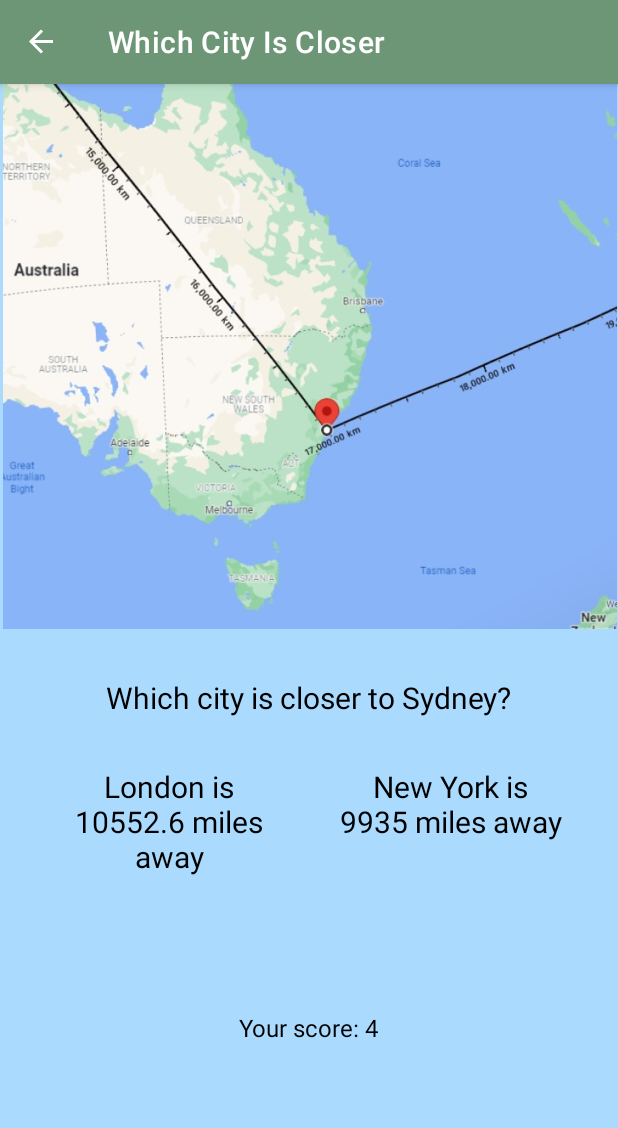
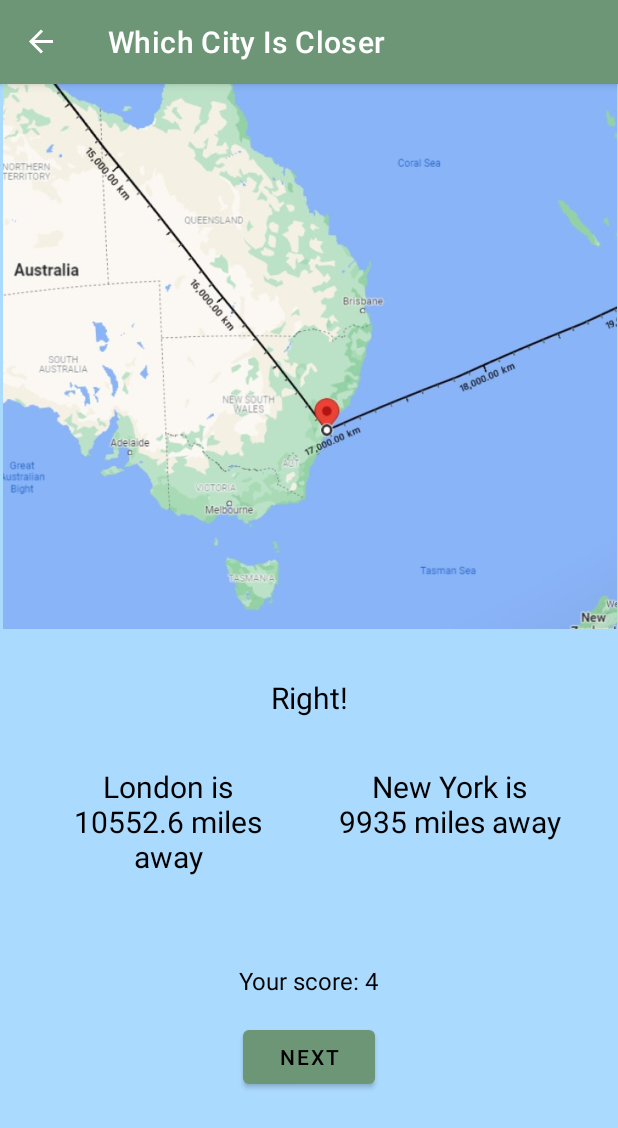
Before and after one commit to pawelsznura/WhichCityIsCloser, an Android app: the ResultFragment screen opened through its navigation route, on a phone screen of 412 x 824 dp. Shown: the top 1128 px of the screen. Run offline under Robolectric (Android 15) with nearby library versions, the phone set to English and light mode, and no system bars; our stand-ins replace navigation-ui.

Commit message:
result fragment next button

```diff
--- a/app/src/main/java/com/pawelsznuradev/whichcityiscloser/ResultFragment.java
+++ b/app/src/main/java/com/pawelsznuradev/whichcityiscloser/ResultFragment.java
@@ -3,17 +3,19 @@ package com.pawelsznuradev.whichcityiscloser;
 import android.os.Bundle;
 
 import androidx.fragment.app.Fragment;
+import androidx.navigation.Navigation;
 
 import android.view.LayoutInflater;
 import android.view.View;
 import android.view.ViewGroup;
+import android.widget.Button;
 
 /**
  * A simple {@link Fragment} subclass.
  * Use the {@link ResultFragment#newInstance} factory method to
  * create an instance of this fragment.
  */
-public class ResultFragment extends Fragment {
+public class ResultFragment extends Fragment implements View.OnClickListener {
 
     // TODO: Rename parameter arguments, choose names that match
     // the fragment initialization parameters, e.g. ARG_ITEM_NUMBER
@@ -61,7 +63,23 @@ public class ResultFragment extends Fragment {
         // Inflate the layout for this fragment
         ((MainActivity) getActivity()).setAppBarTitle(getContext().getString(R.string.titleResultFragment));
 
+        View view = inflater.inflate(R.layout.fragment_result, container, false);
 
-        return inflater.inflate(R.layout.fragment_result, container, false);
+        Button btnNext = view.findViewById(R.id.btnNextResult);
+        btnNext.setOnClickListener(this);
+        // if user was wrong then change text of the button
+
+        return view;
+    }
+
+
+    @Override
+    public void onClick(View view) {
+        if (view.getId() == R.id.btnNextResult){
+            // if user was right then navigate to play fragment
+            Navigation.findNavController(view).navigate(R.id.action_resultFragment_to_playFragment);
+            // if user was wrong then navigate to home fragment
+//            Navigation.findNavController(view).navigate(R.id.action_resultFragment_to_homeFragment);
+        }
     }
 }
--- a/app/src/main/res/layout/fragment_result.xml
+++ b/app/src/main/res/layout/fragment_result.xml
@@ -6,7 +6,6 @@
     android:layout_width="match_parent"
     android:layout_height="match_parent"
     android:theme="@style/MyFragment"
-
     tools:context=".ResultFragment">
 
     <ImageView
@@ -21,14 +20,13 @@
 
 
     <TextView
-        android:id="@+id/whichCityIsCloserResultText"
+        android:id="@+id/rightWrongResultText"
         android:layout_width="wrap_content"
         android:layout_height="wrap_content"
         android:layout_marginTop="@dimen/marginBig"
-        android:text="Which city is closer to Sydney?"
+        android:text="@string/right"
         android:textSize="20sp"
         app:layout_constraintEnd_toEndOf="parent"
-        app:layout_constraintHorizontal_bias="0.5"
         app:layout_constraintStart_toStartOf="parent"
         app:layout_constraintTop_toBottomOf="@+id/imageView3" />
 
@@ -37,7 +35,7 @@
         android:layout_width="wrap_content"
         android:layout_height="wrap_content"
         android:layout_marginTop="@dimen/marginBig"
-        android:text="Your score: 4"
+        android:text="@string/score"
         android:textSize="16sp"
         app:layout_constraintEnd_toEndOf="parent"
         app:layout_constraintHorizontal_bias="0.5"
@@ -46,22 +44,22 @@
 
     <TextView
         android:id="@+id/city1ResultText"
-        android:layout_width="153dp"
-        android:layout_height="131dp"
+        android:layout_width="151dp"
+        android:layout_height="100dp"
         android:layout_marginTop="@dimen/marginBig"
-        android:text="London is 10552.6 miles away"
+        android:text="@string/city1result"
         android:textAlignment="center"
         android:textSize="20sp"
         app:layout_constraintEnd_toStartOf="@+id/city2ResultText"
         app:layout_constraintHorizontal_bias="0.5"
         app:layout_constraintStart_toStartOf="parent"
-        app:layout_constraintTop_toBottomOf="@+id/whichCityIsCloserResultText" />
+        app:layout_constraintTop_toBottomOf="@+id/rightWrongResultText" />
 
     <TextView
         android:id="@+id/city2ResultText"
         android:layout_width="151dp"
-        android:layout_height="133dp"
-        android:text="New York is 9935 miles away"
+        android:layout_height="100dp"
+        android:text="@string/city2result"
         android:textAlignment="center"
         android:textSize="20sp"
         app:layout_constraintEnd_toEndOf="parent"
@@ -69,4 +67,15 @@
         app:layout_constraintStart_toEndOf="@+id/city1ResultText"
         app:layout_constraintTop_toTopOf="@+id/city1ResultText" />
 
+    <Button
+        android:id="@+id/btnNextResult"
+        android:layout_width="wrap_content"
+        android:layout_height="wrap_content"
+        android:layout_marginTop="@dimen/marginMedium"
+        android:text="@string/next"
+        app:layout_constraintEnd_toEndOf="parent"
+        app:layout_constraintHorizontal_bias="0.5"
+        app:layout_constraintStart_toStartOf="parent"
+        app:layout_constraintTop_toBottomOf="@+id/scoreResultText" />
+
 </androidx.constraintlayout.widget.ConstraintLayout>
--- a/app/src/main/res/navigation/nav_graph.xml
+++ b/app/src/main/res/navigation/nav_graph.xml
@@ -60,7 +60,19 @@
         android:id="@+id/resultFragment"
         android:name="com.pawelsznuradev.whichcityiscloser.ResultFragment"
         android:label="fragment_result"
-        tools:layout="@layout/fragment_result" />
+        tools:layout="@layout/fragment_result" >
+        <action
+            android:id="@+id/action_resultFragment_to_playFragment"
+            app:destination="@id/playFragment"
+            app:enterAnim="@anim/nav_default_enter_anim"
+            app:exitAnim="@anim/nav_default_exit_anim"
+            app:popEnterAnim="@anim/nav_default_pop_enter_anim"
+            app:popExitAnim="@anim/nav_default_pop_exit_anim"
+            app:popUpTo="@id/homeFragment" />
+        <action
+            android:id="@+id/action_resultFragment_to_homeFragment"
+            app:destination="@id/homeFragment" />
+    </fragment>
     <fragment
         android:id="@+id/highScoreFragment"
         android:name="com.pawelsznuradev.whichcityiscloser.HighScoreFragment"
--- a/app/src/main/res/values/strings.xml
+++ b/app/src/main/res/values/strings.xml
@@ -34,4 +34,9 @@
     </string>
     <string name="attachment_summary_off">Only download attachments when manually requested</string>
     <string name="delete_the_high_scores_btn_text">Delete the high scores</string>
+    <string name="right">Right!</string>
+    <string name="score">Your score: 4</string>
+    <string name="city1result">London is 10552.6 miles away</string>
+    <string name="city2result">New York is 9935 miles away</string>
+    <string name="next">Next</string>
 </resources>
```
